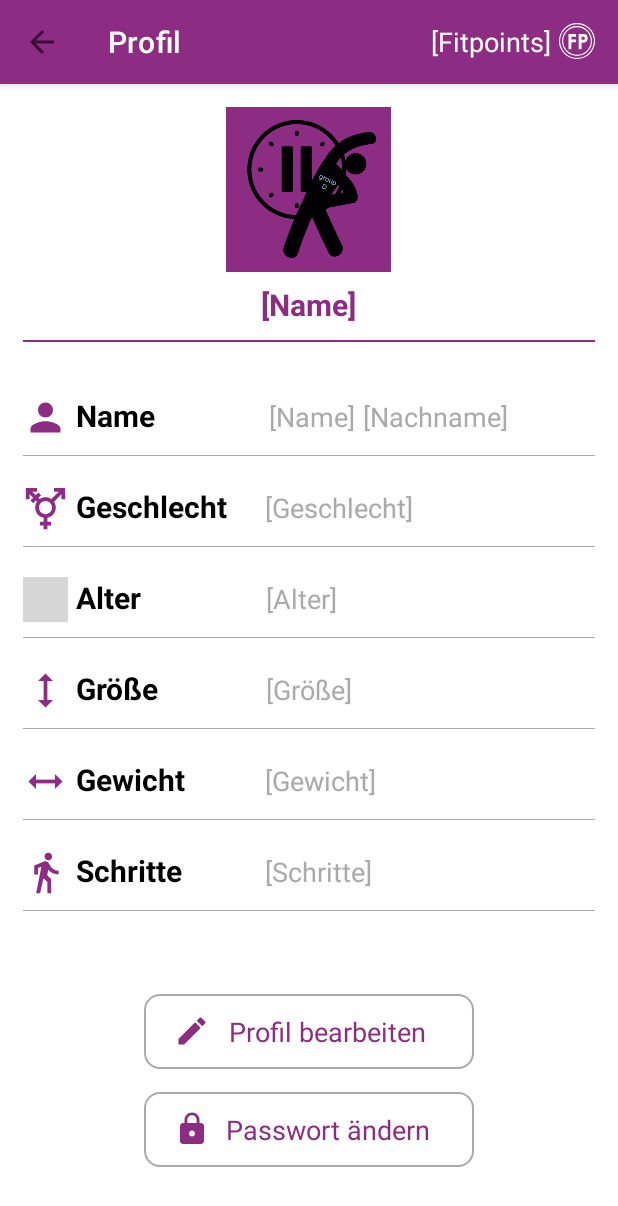
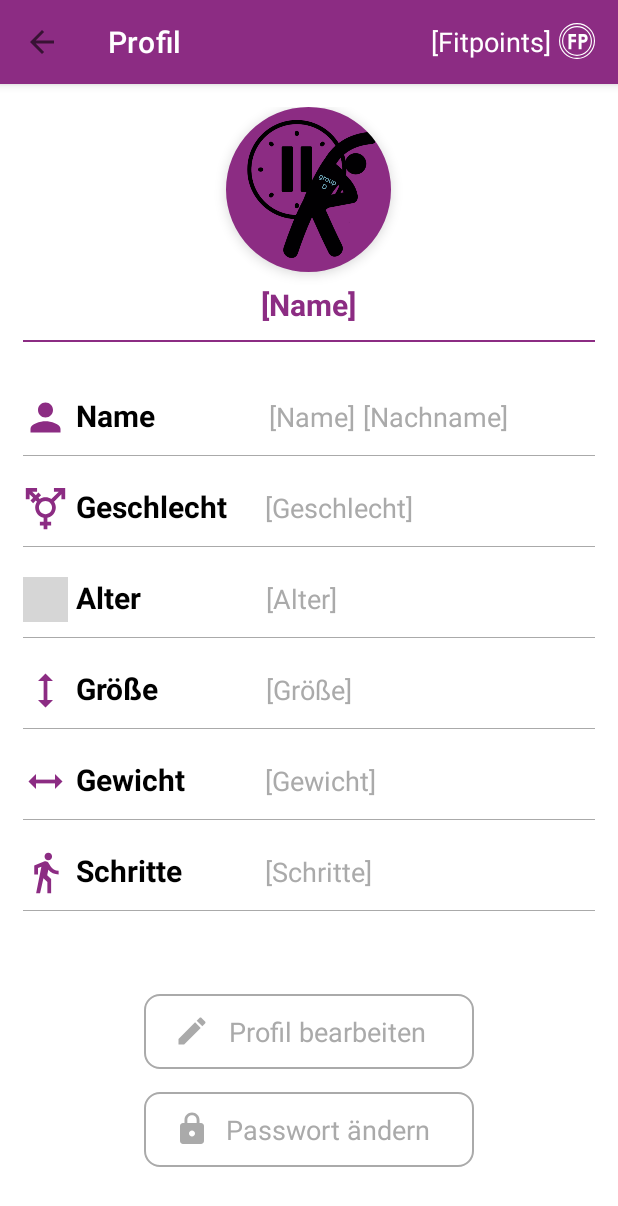
Before and after one commit to blni1011/FitAtWork, an Android app: the ProfileActivity screen opened directly, with no data from a screen before it, on a phone screen of 412 x 824 dp. Shown: the top 1206 px of the screen. Run offline under Robolectric (Android 15) with nearby library versions, the phone set to English and light mode, and no system bars; grey boxes are pictures that could not be loaded.

Commit message:
Buttons Update (Farbe wenn gedrückt) + Fitpoints Toolbar clickable + Profilbild rund

```diff
--- a/app/build.gradle
+++ b/app/build.gradle
@@ -34,6 +34,7 @@ dependencies {
     implementation 'com.google.android.material:material:1.5.0'
     implementation 'androidx.constraintlayout:constraintlayout:2.0.4'
     implementation 'com.google.firebase:firebase-database:20.0.4'
+    implementation 'com.google.android.material:material:1.2.0'
     testImplementation 'junit:junit:4.+'
     androidTestImplementation 'androidx.test.ext:junit:1.1.3'
     androidTestImplementation 'androidx.test.espresso:espresso-core:3.4.0'
--- /dev/null
+++ b/app/src/main/res/drawable/button_pressed_color.xml
@@ -0,0 +1,5 @@
+<?xml version="1.0" encoding="utf-8"?>
+<selector xmlns:android="http://schemas.android.com/apk/res/android">
+    <item android:state_pressed="true" android:color="@color/main_color_primary"/>
+    <item android:state_pressed="false" android:color="@color/darker_grey"/>
+</selector>
--- a/app/src/main/res/layout/activity_profile.xml
+++ b/app/src/main/res/layout/activity_profile.xml
@@ -31,10 +31,15 @@
                 android:padding="15dp"
                 tools:ignore="ExtraText">
 
-                <ImageView
+                <com.google.android.material.imageview.ShapeableImageView
                     android:layout_width="110dp"
                     android:layout_height="110dp"
-                    android:src="@drawable/logo_info_app" />
+                    app:shapeAppearanceOverlay="@style/ShapeAppearanceOverlay.App.CornerSize50Percent"
+                    app:layout_constraintTop_toTopOf="parent"
+                    app:layout_constraintStart_toStartOf="parent"
+                    app:layout_constraintEnd_toEndOf="parent"
+                    android:elevation="5dp"
+                    app:srcCompat="@drawable/logo_info_app" />
 
                 <TextView
                     android:layout_width="wrap_content"
@@ -328,11 +333,12 @@
                     android:background="@drawable/custom_button"
                     android:clickable="true"
                     android:drawableLeft="@drawable/ic_edit"
+                    android:drawableTint="@drawable/button_pressed_color"
                     android:gravity="center"
                     android:paddingLeft="20dp"
                     android:paddingRight="20dp"
                     android:text="Profil bearbeiten"
-                    android:textColor="@color/main_color_primary"
+                    android:textColor="@drawable/button_pressed_color"
                     android:textSize="18dp" />
 
                 <TextView
@@ -343,11 +349,12 @@
                     android:background="@drawable/custom_button"
                     android:clickable="true"
                     android:drawableLeft="@drawable/ic_login_password_focused"
+                    android:drawableTint="@drawable/button_pressed_color"
                     android:gravity="center"
                     android:paddingLeft="20dp"
                     android:paddingRight="20dp"
                     android:text="Passwort ändern"
-                    android:textColor="@color/main_color_primary"
+                    android:textColor="@drawable/button_pressed_color"
                     android:textSize="18dp" />
 
             </LinearLayout>
--- a/app/src/main/res/layout/toolbar.xml
+++ b/app/src/main/res/layout/toolbar.xml
@@ -19,7 +19,9 @@
         android:gravity="right"
         android:drawableRight="@drawable/ic_fitpoint"
         android:drawableTint="@android:color/white"
-        android:drawablePadding="5dp"/>
+        android:drawablePadding="5dp"
+        android:clickable="true"
+        />
 
 
 </androidx.appcompat.widget.Toolbar>
--- a/app/src/main/res/layout/toolbar2.xml
+++ b/app/src/main/res/layout/toolbar2.xml
@@ -18,6 +18,7 @@
         android:gravity="right"
         android:drawableRight="@drawable/ic_fitpoint"
         android:drawableTint="@android:color/white"
-        android:drawablePadding="5dp"/>
+        android:drawablePadding="5dp"
+        android:clickable="true"/>
 
 </androidx.appcompat.widget.Toolbar>
--- /dev/null
+++ b/app/src/main/res/values/styles.xml
@@ -0,0 +1,6 @@
+<?xml version="1.0" encoding="utf-8"?>
+<resources>
+    <style name="ShapeAppearanceOverlay.App.CornerSize50Percent" parent="">
+        <item name="cornerSize">50%</item>
+    </style>
+</resources>
```
Also changed, not shown: app/src/main/res/layout/activity_login.xml (+20 -2 lines).
